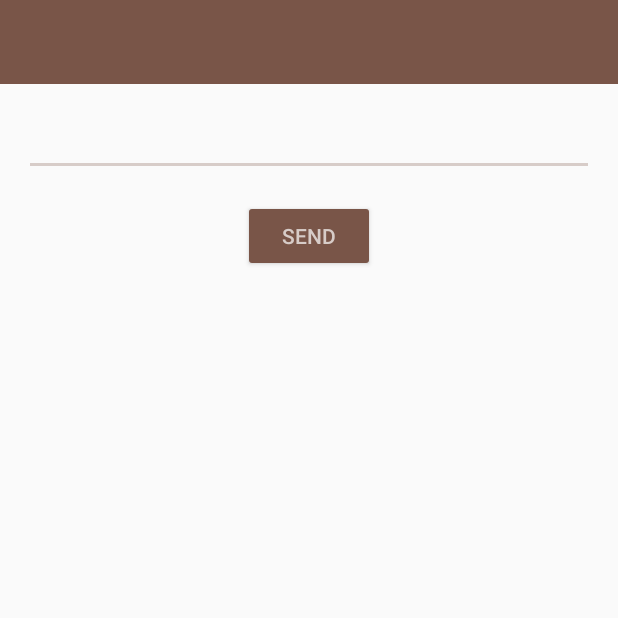
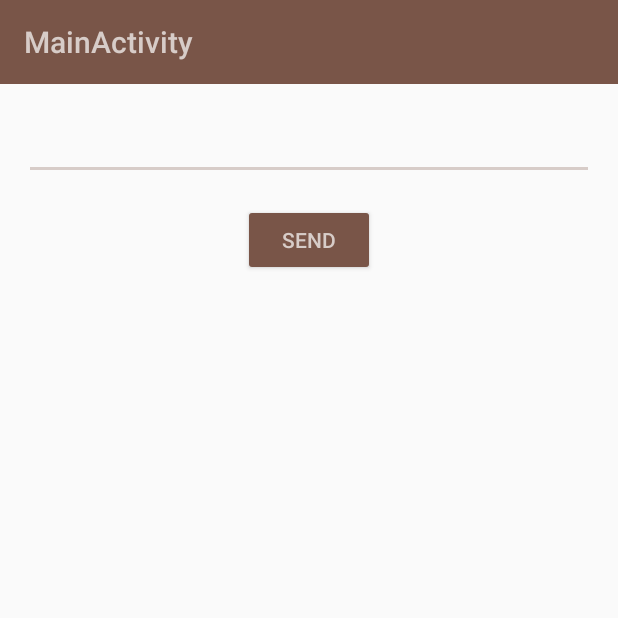
Before and after one commit to VasylyIshkov/Firstgitpoject, an Android app: the screen it shows after launch (MainActivity), on a phone screen of 412 x 824 dp, the top half of it. Run offline under Robolectric (Android 15) with nearby library versions, the light colour scheme and no system bars.

Commit message:
Добавление базового класса в активити Подправил стили Добавил несколько размеров и несколько строк в ресурсы

```diff
--- a/app/src/main/java/com/example/myapplication/MainActivity.java
+++ b/app/src/main/java/com/example/myapplication/MainActivity.java
@@ -8,8 +8,9 @@ import android.view.View;
 import android.widget.Button;
 import android.widget.EditText;
 import android.widget.Toast;
+import com.example.myapplication.base.BaseActivity;
 
-public class MainActivity extends AppCompatActivity {
+public class MainActivity extends BaseActivity {
  EditText editText;
  Button send;
     @Override
@@ -24,6 +25,7 @@ public class MainActivity extends AppCompatActivity {
                 SendClick();
             }
         });
+        initToolbar(getString(R.string.main_activity_title));
     }
 
     private void SendClick(){
--- a/app/src/main/java/com/example/myapplication/SecondActivity.java
+++ b/app/src/main/java/com/example/myapplication/SecondActivity.java
@@ -9,7 +9,9 @@ import android.widget.Button;
 import android.widget.TextView;
 import android.widget.Toast;
 
-public class SecondActivity extends AppCompatActivity {
+import com.example.myapplication.base.BaseActivity;
+
+public class SecondActivity extends BaseActivity {
 
     Button ok,cansel;
     TextView textfrommain;
@@ -34,6 +36,7 @@ public class SecondActivity extends AppCompatActivity {
                 CanselClick();
             }
         });
+        initToolbarWithNavigation(getString(R.string.second_activity_title));
 
     }
     private void OkClick() {
--- a/app/src/main/res/layout/activity_main.xml
+++ b/app/src/main/res/layout/activity_main.xml
@@ -14,6 +14,7 @@
     <EditText
         android:id="@+id/EditText"
         android:layout_width="match_parent"
+        android:textSize="@dimen/text_size"
         android:layout_height="wrap_content"
         android:layout_marginStart="@dimen/default_margin"
         android:layout_marginTop="@dimen/default_margin"
--- a/app/src/main/res/layout/activity_second.xml
+++ b/app/src/main/res/layout/activity_second.xml
@@ -16,6 +16,7 @@
             android:layout_height="wrap_content"
             android:layout_marginTop="70dp"
             tools:text="text"
+            android:textSize="@dimen/text_size"
             android:layout_centerHorizontal="true"
             android:id="@+id/TextFromMainActivity"/>
         <Button
--- a/app/src/main/res/values/dimens.xml
+++ b/app/src/main/res/values/dimens.xml
@@ -6,4 +6,5 @@
     <dimen name="toolbar_height">56dp</dimen>
     <dimen name="default_middle_margin_small">4dp</dimen>
     <dimen name="default_margin_big">22dp</dimen>
+    <dimen name="text_size">20sp</dimen>
 </resources>
--- a/app/src/main/res/values/strings.xml
+++ b/app/src/main/res/values/strings.xml
@@ -3,4 +3,6 @@
     <string name="send">Send</string>
     <string name="ok">Ok</string>
     <string name="cansel">Cansel</string>
+    <string name="second_activity_title">SecondActivity</string>
+    <string name="main_activity_title">MainActivity</string>
 </resources>
--- a/app/src/main/res/values/styles.xml
+++ b/app/src/main/res/values/styles.xml
@@ -20,5 +20,6 @@
 
     <style name="AppToolbar" parent="Widget.AppCompat.Toolbar">
         <item name="android:background">?attr/colorPrimary</item>
+        <item name="android:titleTextColor">?attr/colorAccent</item>
     </style>
 </resources>
```
